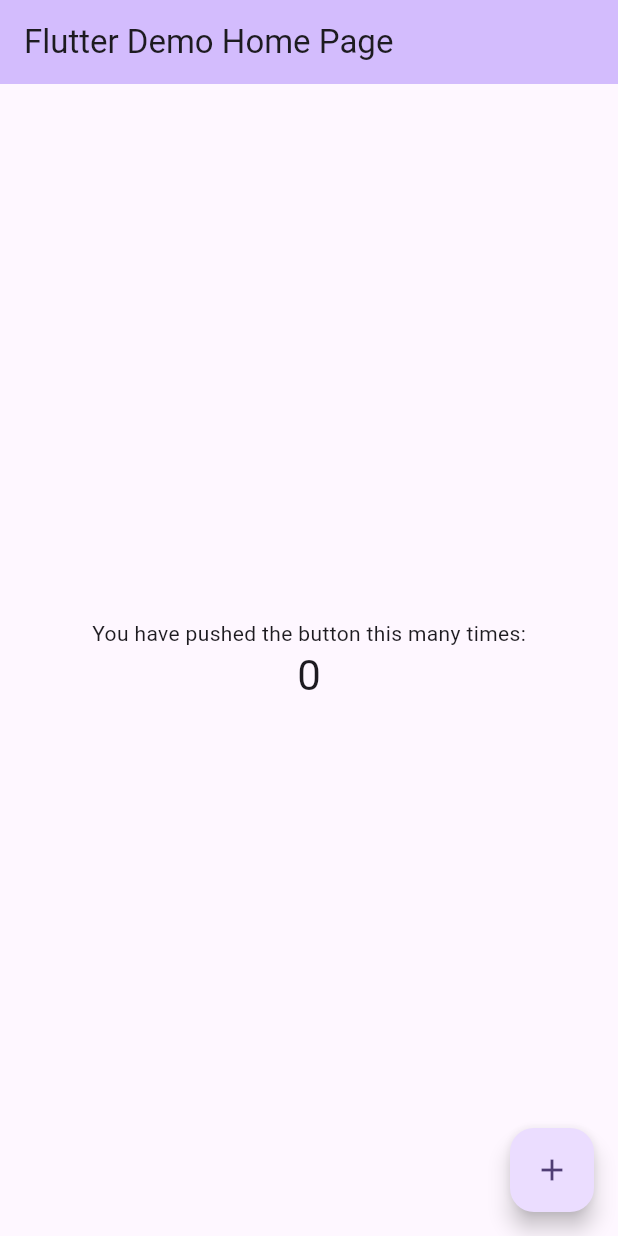
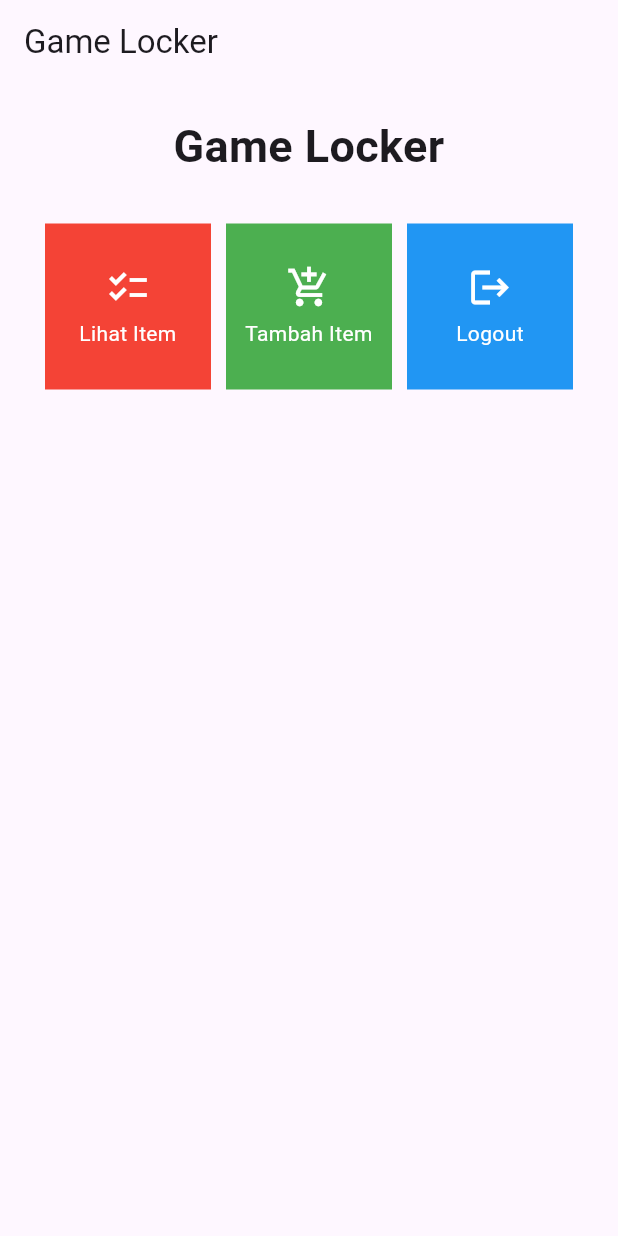
Before and after one commit to fikririsyad/game-locker-mobile, a Flutter app: the screen it shows after launch, on a phone screen of 412 x 824 dp. Run offline on Flutter 3.47's test engine with Material 2 defaults, Android fonts, the phone set to English and light mode, and no system bars.

Commit message:
Tugas 7: Selesai

```diff
--- a/lib/main.dart
+++ b/lib/main.dart
@@ -1,4 +1,5 @@
 import 'package:flutter/material.dart';
+import 'package:game_locker_mobile/menu.dart';
 
 void main() {
   runApp(const MyApp());
@@ -11,115 +12,12 @@
   @override
   Widget build(BuildContext context) {
     return MaterialApp(
-      title: 'Flutter Demo',
+      title: 'Game Locker',
       theme: ThemeData(
-        // This is the theme of your application.
-        //
-        // TRY THIS: Try running your application with "flutter run". You'll see
-        // the application has a blue toolbar. Then, without quitting the app,
-        // try changing the seedColor in the colorScheme below to Colors.green
-        // and then invoke "hot reload" (save your changes or press the "hot
-        // reload" button in a Flutter-supported IDE, or press "r" if you used
-        // the command line to start the app).
-        //
-        // Notice that the counter didn't reset back to zero; the application
-        // state is not lost during the reload. To reset the state, use hot
-        // restart instead.
-        //
-        // This works for code too, not just values: Most code changes can be
-        // tested with just a hot reload.
         colorScheme: ColorScheme.fromSeed(seedColor: Colors.deepPurple),
         useMaterial3: true,
       ),
-      home: const MyHomePage(title: 'Flutter Demo Home Page'),
+      home: MyHomePage(),
     );
   }
 }
-
-class MyHomePage extends StatefulWidget {
-  const MyHomePage({super.key, required this.title});
-
-  // This widget is the home page of your application. It is stateful, meaning
-  // that it has a State object (defined below) that contains fields that affect
-  // how it looks.
-
-  // This class is the configuration for the state. It holds the values (in this
-  // case the title) provided by the parent (in this case the App widget) and
-  // used by the build method of the State. Fields in a Widget subclass are
-  // always marked "final".
-
-  final String title;
-
-  @override
-  State<MyHomePage> createState() => _MyHomePageState();
-}
-
-class _MyHomePageState extends State<MyHomePage> {
-  int _counter = 0;
-
-  void _incrementCounter() {
-    setState(() {
-      // This call to setState tells the Flutter framework that something has
-      // changed in this State, which causes it to rerun the build method below
-      // so that the display can reflect the updated values. If we changed
-      // _counter without calling setState(), then the build method would not be
-      // called again, and so nothing would appear to happen.
-      _counter++;
-    });
-  }
-
-  @override
-  Widget build(BuildContext context) {
-    // This method is rerun every time setState is called, for instance as done
-    // by the _incrementCounter method above.
-    //
-    // The Flutter framework has been optimized to make rerunning build methods
-    // fast, so that you can just rebuild anything that needs updating rather
-    // than having to individually change instances of widgets.
-    return Scaffold(
-      appBar: AppBar(
-        // TRY THIS: Try changing the color here to a specific color (to
-        // Colors.amber, perhaps?) and trigger a hot reload to see the AppBar
-        // change color while the other colors stay the same.
-        backgroundColor: Theme.of(context).colorScheme.inversePrimary,
-        // Here we take the value from the MyHomePage object that was created by
-        // the App.build method, and use it to set our appbar title.
-        title: Text(widget.title),
-      ),
-      body: Center(
-        // Center is a layout widget. It takes a single child and positions it
-        // in the middle of the parent.
-        child: Column(
-          // Column is also a layout widget. It takes a list of children and
-          // arranges them vertically. By default, it sizes itself to fit its
-          // children horizontally, and tries to be as tall as its parent.
-          //
-          // Column has various properties to control how it sizes itself and
-          // how it positions its children. Here we use mainAxisAlignment to
-          // center the children vertically; the main axis here is the vertical
-          // axis because Columns are vertical (the cross axis would be
-          // horizontal).
-          //
-          // TRY THIS: Invoke "debug painting" (choose the "Toggle Debug Paint"
-          // action in the IDE, or press "p" in the console), to see the
-          // wireframe for each widget.
-          mainAxisAlignment: MainAxisAlignment.center,
-          children: <Widget>[
-            const Text(
-              'You have pushed the button this many times:',
-            ),
-            Text(
-              '$_counter',
-              style: Theme.of(context).textTheme.headlineMedium,
-            ),
-          ],
-        ),
-      ),
-      floatingActionButton: FloatingActionButton(
-        onPressed: _incrementCounter,
-        tooltip: 'Increment',
-        child: const Icon(Icons.add),
-      ), // This trailing comma makes auto-formatting nicer for build methods.
-    );
-  }
-}
--- /dev/null
+++ b/lib/menu.dart
@@ -0,0 +1,112 @@
+import 'package:flutter/material.dart';
+
+class MyHomePage extends StatelessWidget {
+  MyHomePage({Key? key}) : super(key: key);
+
+  final List<InventoryItem> items = [
+    InventoryItem("Lihat Item", Icons.checklist, Colors.red),
+    InventoryItem("Tambah Item", Icons.add_shopping_cart, Colors.green),
+    InventoryItem("Logout", Icons.logout, Colors.blue),
+  ];
+
+  @override
+  Widget build(BuildContext context) {
+    return Scaffold(
+      appBar: AppBar(
+        title: const Text(
+          'Game Locker',
+        ),
+      ),
+      body: SingleChildScrollView(
+        // Widget wrapper yang dapat discroll
+        child: Padding(
+          padding: const EdgeInsets.all(10.0), // Set padding dari halaman
+          child: Column(
+            // Widget untuk menampilkan children secara vertikal
+            children: <Widget>[
+              const Padding(
+                padding: EdgeInsets.only(top: 10.0, bottom: 10.0),
+                // Widget Text untuk menampilkan tulisan dengan alignment center dan style yang sesuai
+                child: Text(
+                  'Game Locker', // Text yang menandakan toko
+                  textAlign: TextAlign.center,
+                  style: TextStyle(
+                    fontSize: 30,
+                    fontWeight: FontWeight.bold,
+                  ),
+                ),
+              ),
+              // Grid layout
+              GridView.count(
+                // Container pada card kita.
+                primary: true,
+                padding: const EdgeInsets.all(20),
+                crossAxisSpacing: 10,
+                mainAxisSpacing: 10,
+                crossAxisCount: 3,
+                shrinkWrap: true,
+                children: items.map((InventoryItem item) {
+                  // Iterasi untuk setiap item
+                  return InventoryCard(item);
+                }).toList(),
+              ),
+            ],
+          ),
+        ),
+      ),
+    );
+  }
+}
+
+class InventoryItem {
+  final String name;
+  final IconData icon;
+  final Color color;
+
+  InventoryItem(this.name, this.icon, this.color);
+}
+
+class InventoryCard extends StatelessWidget {
+  final InventoryItem item;
+
+  const InventoryCard(this.item, {super.key}); // Constructor
+
+  @override
+  Widget build(BuildContext context) {
+    return Material(
+      color: item.color,
+      child: InkWell(
+        // Area responsive terhadap sentuhan
+        onTap: () {
+          // Memunculkan SnackBar ketika diklik
+          ScaffoldMessenger.of(context)
+            ..hideCurrentSnackBar()
+            ..showSnackBar(SnackBar(
+                content: Text("Kamu telah menekan tombol ${item.name}!")));
+        },
+        child: Container(
+          // Container untuk menyimpan Icon dan Text
+          padding: const EdgeInsets.all(8),
+          child: Center(
+            child: Column(
+              mainAxisAlignment: MainAxisAlignment.center,
+              children: [
+                Icon(
+                  item.icon,
+                  color: Colors.white,
+                  size: 30.0,
+                ),
+                const Padding(padding: EdgeInsets.all(3)),
+                Text(
+                  item.name,
+                  textAlign: TextAlign.center,
+                  style: const TextStyle(color: Colors.white),
+                ),
+              ],
+            ),
+          ),
+        ),
+      ),
+    );
+  }
+}
```
Also changed, not shown: 1 other file.
